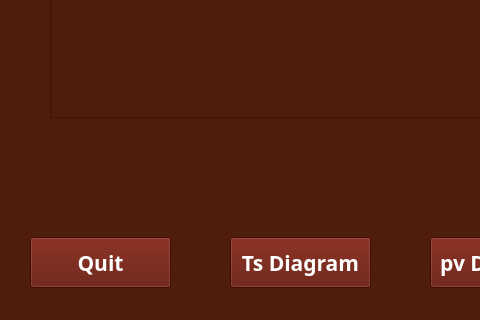
ZeshanAJavaid/Thermodynamic-Cycle-Simulator, file gui/ui/States_window.ui: the form before one commit; both pictures show x 0 to 480 and y 313 to 633 of the 1019 by 633 pixel window.
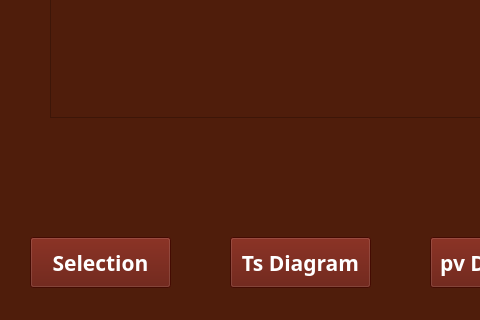
The form after the commit.

Patch:
```diff
--- a/gui/ui/States_window.ui
+++ b/gui/ui/States_window.ui
@@ -93,7 +93,7 @@
      <string notr="true">color: rgb(255, 255, 255); background-color: rgb(95, 16, 3)</string>
     </property>
     <property name="text">
-     <string>Quit</string>
+     <string>Selection</string>
     </property>
    </widget>
    <widget class="QPushButton" name="pvDiagram_Button">
```
Left out of the diff: 5 changed lines with no effect on the pictures.
